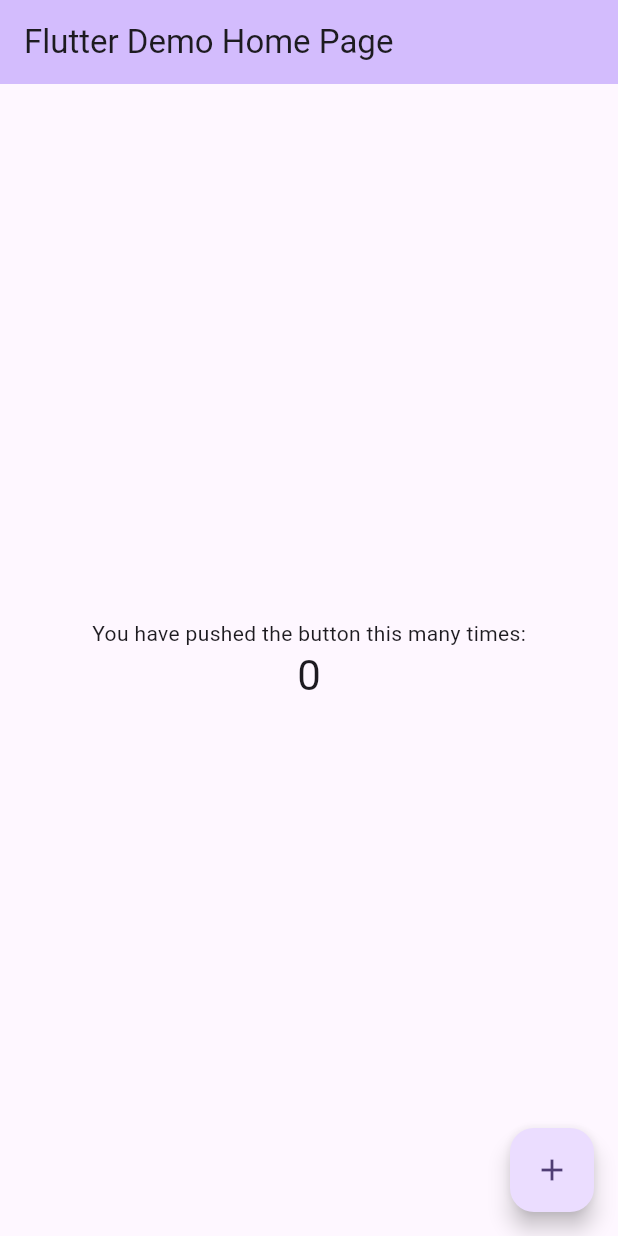
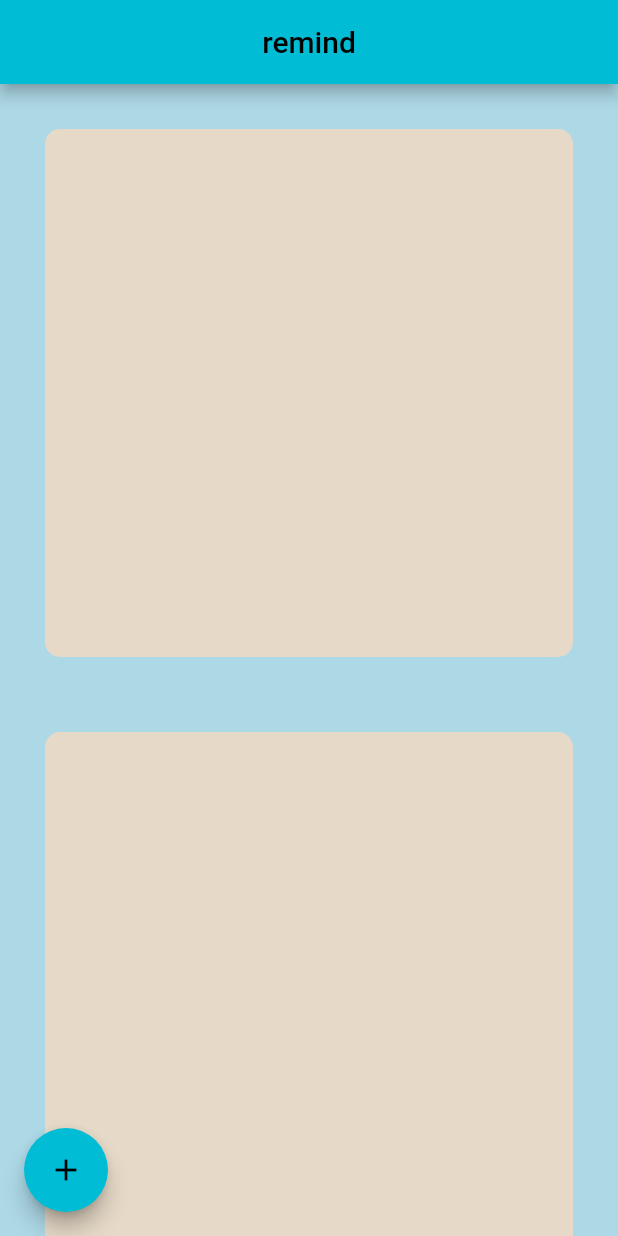
Before and after one commit to oconoski/flutter-learning, a Flutter app: the screen it shows after launch, on a phone screen of 412 x 824 dp. Run offline on Flutter 3.47's test engine with Material 2 defaults, Android fonts, the light colour scheme and no system bars.

Commit message:
feat: menu expansivel finalizado

```diff
--- a/flutter_learning/lib/main.dart
+++ b/flutter_learning/lib/main.dart
@@ -1,125 +1,6 @@
 import 'package:flutter/material.dart';
+import 'package:flutter_learning/pages/home/home.page.dart';
 
 void main() {
-  runApp(const MyApp());
+  runApp(HomePage());
 }
-
-class MyApp extends StatelessWidget {
-  const MyApp({super.key});
-
-  // This widget is the root of your application.
-  @override
-  Widget build(BuildContext context) {
-    return MaterialApp(
-      title: 'Flutter Demo',
-      theme: ThemeData(
-        // This is the theme of your application.
-        //
-        // TRY THIS: Try running your application with "flutter run". You'll see
-        // the application has a blue toolbar. Then, without quitting the app,
-        // try changing the seedColor in the colorScheme below to Colors.green
-        // and then invoke "hot reload" (save your changes or press the "hot
-        // reload" button in a Flutter-supported IDE, or press "r" if you used
-        // the command line to start the app).
-        //
-        // Notice that the counter didn't reset back to zero; the application
-        // state is not lost during the reload. To reset the state, use hot
-        // restart instead.
-        //
-        // This works for code too, not just values: Most code changes can be
-        // tested with just a hot reload.
-        colorScheme: ColorScheme.fromSeed(seedColor: Colors.deepPurple),
-        useMaterial3: true,
-      ),
-      home: const MyHomePage(title: 'Flutter Demo Home Page'),
-    );
-  }
-}
-
-class MyHomePage extends StatefulWidget {
-  const MyHomePage({super.key, required this.title});
-
-  // This widget is the home page of your application. It is stateful, meaning
-  // that it has a State object (defined below) that contains fields that affect
-  // how it looks.
-
-  // This class is the configuration for the state. It holds the values (in this
-  // case the title) provided by the parent (in this case the App widget) and
-  // used by the build method of the State. Fields in a Widget subclass are
-  // always marked "final".
-
-  final String title;
-
-  @override
-  State<MyHomePage> createState() => _MyHomePageState();
-}
-
-class _MyHomePageState extends State<MyHomePage> {
-  int _counter = 0;
-
-  void _incrementCounter() {
-    setState(() {
-      // This call to setState tells the Flutter framework that something has
-      // changed in this State, which causes it to rerun the build method below
-      // so that the display can reflect the updated values. If we changed
-      // _counter without calling setState(), then the build method would not be
-      // called again, and so nothing would appear to happen.
-      _counter++;
-    });
-  }
-
-  @override
-  Widget build(BuildContext context) {
-    // This method is rerun every time setState is called, for instance as done
-    // by the _incrementCounter method above.
-    //
-    // The Flutter framework has been optimized to make rerunning build methods
-    // fast, so that you can just rebuild anything that needs updating rather
-    // than having to individually change instances of widgets.
-    return Scaffold(
-      appBar: AppBar(
-        // TRY THIS: Try changing the color here to a specific color (to
-        // Colors.amber, perhaps?) and trigger a hot reload to see the AppBar
-        // change color while the other colors stay the same.
-        backgroundColor: Theme.of(context).colorScheme.inversePrimary,
-        // Here we take the value from the MyHomePage object that was created by
-        // the App.build method, and use it to set our appbar title.
-        title: Text(widget.title),
-      ),
-      body: Center(
-        // Center is a layout widget. It takes a single child and positions it
-        // in the middle of the parent.
-        child: Column(
-          // Column is also a layout widget. It takes a list of children and
-          // arranges them vertically. By default, it sizes itself to fit its
-          // children horizontally, and tries to be as tall as its parent.
-          //
-          // Column has various properties to control how it sizes itself and
-          // how it positions its children. Here we use mainAxisAlignment to
-          // center the children vertically; the main axis here is the vertical
-          // axis because Columns are vertical (the cross axis would be
-          // horizontal).
-          //
-          // TRY THIS: Invoke "debug painting" (choose the "Toggle Debug Paint"
-          // action in the IDE, or press "p" in the console), to see the
-          // wireframe for each widget.
-          mainAxisAlignment: MainAxisAlignment.center,
-          children: <Widget>[
-            const Text(
-              'You have pushed the button this many times:',
-            ),
-            Text(
-              '$_counter',
-              style: Theme.of(context).textTheme.headlineMedium,
-            ),
-          ],
-        ),
-      ),
-      floatingActionButton: FloatingActionButton(
-        onPressed: _incrementCounter,
-        tooltip: 'Increment',
-        child: const Icon(Icons.add),
-      ), // This trailing comma makes auto-formatting nicer for build methods.
-    );
-  }
-}
--- /dev/null
+++ b/flutter_learning/lib/pages/add/add_product_page.dart
@@ -0,0 +1,15 @@
+import 'package:flutter/material.dart';
+
+class MyWidget extends StatefulWidget {
+  const MyWidget({super.key});
+
+  @override
+  State<MyWidget> createState() => _MyWidgetState();
+}
+
+class _MyWidgetState extends State<MyWidget> {
+  @override
+  Widget build(BuildContext context) {
+    return Scaffold();
+  }
+}
--- /dev/null
+++ b/flutter_learning/lib/pages/home/home.dart
@@ -0,0 +1,58 @@
+import 'package:flutter/material.dart';
+import 'package:flutter_learning/pages/widgets/expansible-menu.dart';
+
+class Home extends StatefulWidget {
+  Home({super.key});
+
+  @override
+  State<Home> createState() => _HomeState();
+}
+
+class _HomeState extends State<Home> {
+  bool morePressed = true;
+
+  @override
+  Widget build(BuildContext context) {
+    return Scaffold(
+      appBar: AppBar(
+        title: const Text('remind'),
+        centerTitle: true,
+      ),
+      body: GridView.count(
+        padding: const EdgeInsets.all(30),
+        crossAxisCount: 1,
+        mainAxisSpacing: 50,
+        children: List.generate(
+          10,
+          (index) => Container(
+            decoration: BoxDecoration(
+                borderRadius: BorderRadius.circular(10),
+                color: const Color.fromRGBO(255, 218, 185, 0.7)),
+            child: const Row(
+              children: [],
+            ),
+          ),
+        ),
+      ),
+      backgroundColor: const Color.fromARGB(255, 173, 216, 230),
+      floatingActionButtonLocation: FloatingActionButtonLocation.startFloat,
+      floatingActionButton: ExpansibleMenu(
+        distance: 100,
+        children: [
+          ActionButton(
+            onPressed: () => 1,
+            icon: const Icon(Icons.format_size),
+          ),
+          ActionButton(
+            onPressed: () => 1,
+            icon: const Icon(Icons.insert_photo),
+          ),
+          ActionButton(
+            onPressed: () => 1,
+            icon: const Icon(Icons.videocam),
+          ),
+        ],
+      ),
+    );
+  }
+}
--- /dev/null
+++ b/flutter_learning/lib/pages/home/home.page.dart
@@ -0,0 +1,21 @@
+import 'package:flutter/material.dart';
+import 'package:flutter_learning/pages/home/home.dart';
+
+class HomePage extends StatefulWidget {
+  HomePage({super.key});
+
+  @override
+  State<HomePage> createState() => _HomePageState();
+}
+
+class _HomePageState extends State<HomePage> {
+  @override
+  Widget build(BuildContext context) {
+    return MaterialApp(
+      title: 'Remind',
+      debugShowCheckedModeBanner: false,
+      theme: ThemeData(primarySwatch: Colors.cyan),
+      home: Home(),
+    );
+  }
+}
--- /dev/null
+++ b/flutter_learning/lib/pages/widgets/expansible-menu.dart
@@ -0,0 +1,210 @@
+import 'dart:math' as math;
+import 'package:flutter/material.dart';
+
+@immutable
+class ExpansibleMenu extends StatefulWidget {
+  const ExpansibleMenu({
+    super.key,
+    this.initialOpen,
+    required this.distance,
+    required this.children,
+  });
+
+  final bool? initialOpen;
+  final double distance;
+  final List<Widget> children;
+  @override
+  State<ExpansibleMenu> createState() => _ExpansibleMenuState();
+}
+
+class _ExpansibleMenuState extends State<ExpansibleMenu>
+    with SingleTickerProviderStateMixin {
+  late final AnimationController _controller;
+  late final Animation<double> _expandAnimation;
+
+  bool _open = false;
+
+  @override
+  void initState() {
+    super.initState();
+    _open = widget.initialOpen ?? false;
+    _controller = AnimationController(
+      value: _open ? 1.0 : 0.0,
+      duration: const Duration(milliseconds: 250),
+      vsync: this,
+    );
+    _expandAnimation = CurvedAnimation(
+      curve: Curves.fastOutSlowIn,
+      reverseCurve: Curves.easeOutQuad,
+      parent: _controller,
+    );
+  }
+
+  @override
+  void dispose() {
+    _controller.dispose();
+    super.dispose();
+  }
+
+  void _toggle() {
+    setState(() {
+      _open = !_open;
+      if (_open) {
+        _controller.forward();
+      } else {
+        _controller.reverse();
+      }
+    });
+  }
+
+  @override
+  Widget build(BuildContext context) {
+    return SizedBox.expand(
+      child: Stack(
+        alignment: Alignment.bottomLeft,
+        clipBehavior: Clip.none,
+        children: [
+          _buildTapToCloseFab(),
+          ..._buildExpandingActionButtons(),
+          _buildTapToOpenFab(),
+        ],
+      ),
+    );
+  }
+
+  Widget _buildTapToCloseFab() {
+    return SizedBox(
+      width: 56,
+      height: 56,
+      child: Center(
+        child: Material(
+          shape: const CircleBorder(),
+          clipBehavior: Clip.antiAlias,
+          elevation: 4,
+          child: InkWell(
+            onTap: _toggle,
+            child: Padding(
+              padding: const EdgeInsets.all(8),
+              child: Icon(
+                Icons.remove,
+                color: Theme.of(context).primaryColor,
+              ),
+            ),
+          ),
+        ),
+      ),
+    );
+  }
+
+  Widget _buildTapToOpenFab() {
+    return IgnorePointer(
+      ignoring: _open,
+      child: AnimatedContainer(
+        transformAlignment: Alignment.center,
+        transform: Matrix4.diagonal3Values(
+          _open ? 0.7 : 1.0,
+          _open ? 0.7 : 1.0,
+          1.0,
+        ),
+        duration: const Duration(milliseconds: 250),
+        curve: const Interval(0.0, 0.5, curve: Curves.easeOut),
+        child: AnimatedOpacity(
+          opacity: _open ? 0.0 : 1.0,
+          curve: const Interval(0.25, 1.0, curve: Curves.easeInOut),
+          duration: const Duration(milliseconds: 250),
+          child: FloatingActionButton(
+            onPressed: _toggle,
+            child: const Icon(Icons.add),
+          ),
+        ),
+      ),
+    );
+  }
+
+  List<Widget> _buildExpandingActionButtons() {
+    final children = <Widget>[];
+    final count = widget.children.length;
+    final step = 90.0 / (count - 1);
+    for (var i = 0, angleInDegrees = 0.0;
+        i < count;
+        i++, angleInDegrees += step) {
+      children.add(
+        _ExpandingActionButton(
+          directionInDegrees: angleInDegrees,
+          maxDistance: widget.distance,
+          progress: _expandAnimation,
+          child: widget.children[i],
+        ),
+      );
+    }
+    return children;
+  }
+}
+
+@immutable
+class ActionButton extends StatelessWidget {
+  const ActionButton({
+    super.key,
+    this.onPressed,
+    required this.icon,
+  });
+
+  final VoidCallback? onPressed;
+  final Widget icon;
+
+  @override
+  Widget build(BuildContext context) {
+    final theme = Theme.of(context);
+    return Material(
+      shape: const CircleBorder(),
+      clipBehavior: Clip.antiAlias,
+      color: theme.colorScheme.secondary,
+      elevation: 4,
+      child: IconButton(
+        onPressed: onPressed,
+        icon: icon,
+        color: theme.colorScheme.onSecondary,
+      ),
+    );
+  }
+}
+
+@immutable
+class _ExpandingActionButton extends StatelessWidget {
+  const _ExpandingActionButton({
+    required this.directionInDegrees,
+    required this.maxDistance,
+    required this.progress,
+    required this.child,
+  });
+
+  final double directionInDegrees;
+  final double maxDistance;
+  final Animation<double> progress;
+  final Widget child;
+
+  @override
+  Widget build(BuildContext context) {
+    return AnimatedBuilder(
+      animation: progress,
+      builder: (context, child) {
+        final offset = Offset.fromDirection(
+          directionInDegrees * (math.pi / 180.0),
+          progress.value * maxDistance,
+        );
+        return Positioned(
+          left: 4.0 + offset.dx,
+          bottom: 4.0 + offset.dy,
+          child: Transform.rotate(
+            angle: (1.0 - progress.value) * math.pi / 2,
+            child: child!,
+          ),
+        );
+      },
+      child: FadeTransition(
+        opacity: progress,
+        child: child,
+      ),
+    );
+  }
+}
```
Also changed, not shown: flutter_learning/lib/app/routes/app_routes.dart (added, +7 -0 lines), flutter_learning/lib/app/routes/app_pages.dart (added), 1 other file.
